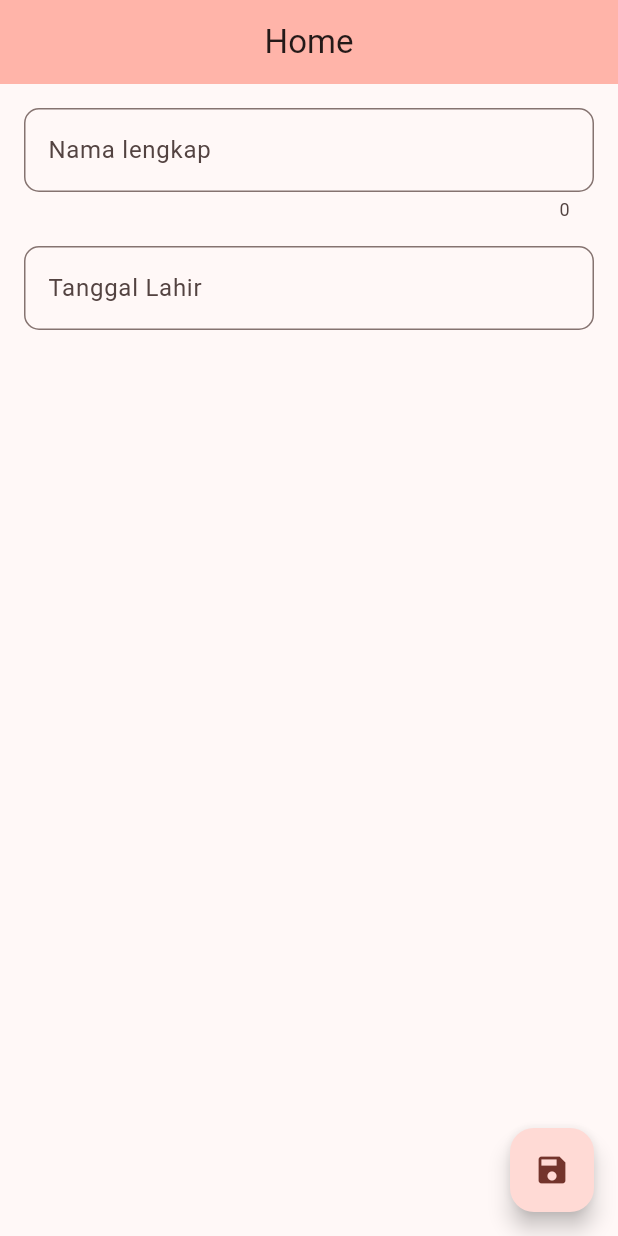
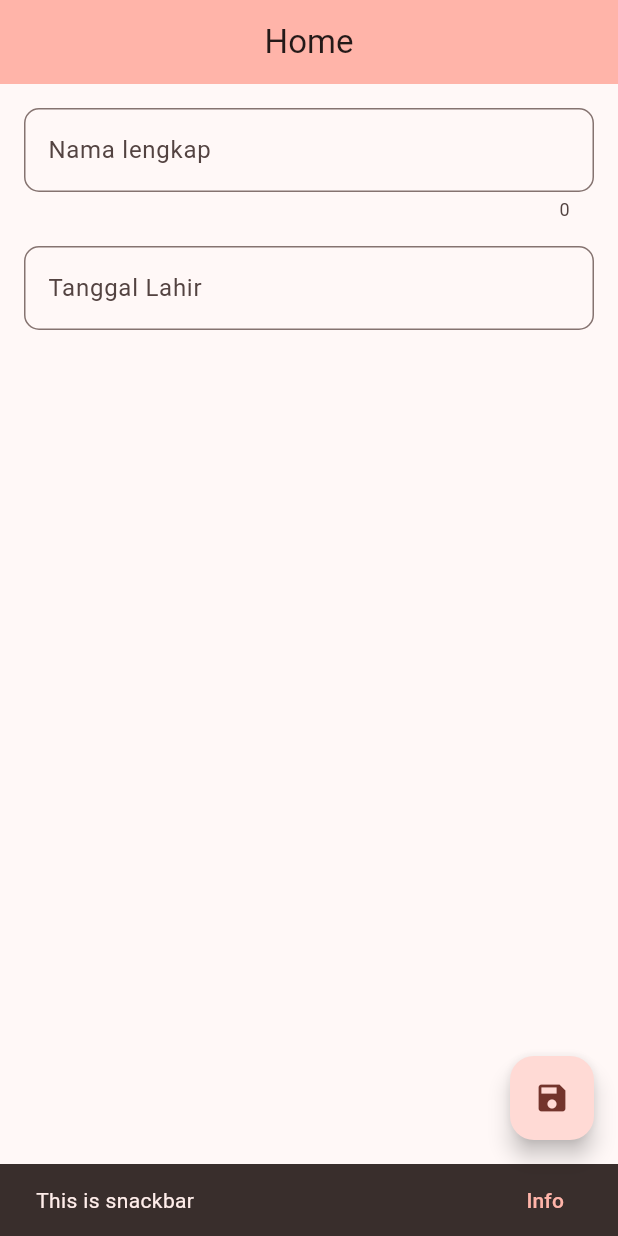
Before and after one commit to nekoto-kun/ppb_tutorial, a Flutter app: the screen it shows after launch, after a tap on the "save" icon, on a phone screen of 412 x 824 dp. Run offline on Flutter 3.47's test engine with Material 2 defaults, Android fonts, the phone set to English and light mode, and no system bars.

Commit message:
Add snackbar example

```diff
--- a/lib/home_screen.dart
+++ b/lib/home_screen.dart
@@ -3,6 +3,26 @@ import 'package:intl/intl.dart';
 
 class HomeScreen extends StatelessWidget {
   const HomeScreen({super.key});
+
+  void handleShowSnackBar(BuildContext context) {
+    final snackbar = SnackBar(
+      content: const Text('This is snackbar'),
+      action: SnackBarAction(
+        label: 'Info',
+        onPressed: () {
+          showAboutDialog(
+            context: context,
+            applicationIcon: const FlutterLogo(),
+            applicationName: 'Flutter Demo',
+            applicationVersion: '1.0.0',
+            children: const [Text('This is about dialog')],
+          );
+        },
+      ),
+    );
+
+    ScaffoldMessenger.of(context).showSnackBar(snackbar);
+  }
 
   @override
   Widget build(BuildContext context) {
@@ -17,7 +37,9 @@ class HomeScreen extends StatelessWidget {
         child: SimpleForm(),
       ),
       floatingActionButton: FloatingActionButton(
-        onPressed: () {},
+        onPressed: () {
+          handleShowSnackBar(context);
+        },
         child: const Icon(Icons.save),
       ),
     );
```
